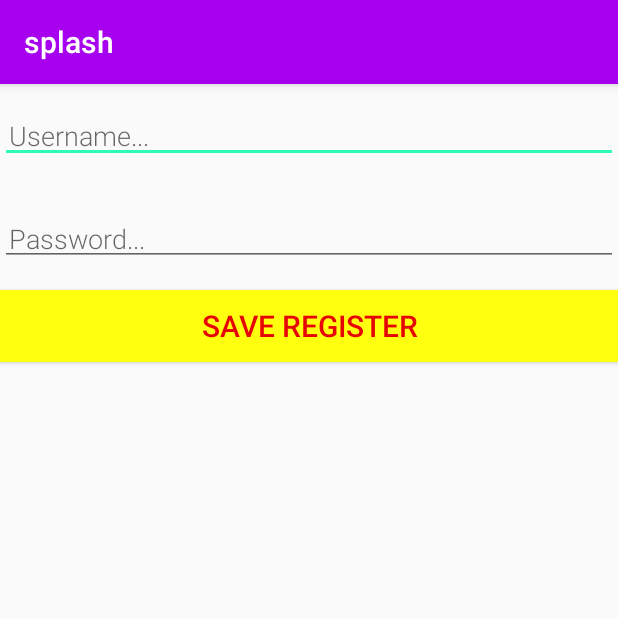
After one commit to egrao/splash_menu, an Android app: the register screen opened directly, with no data from a screen before it, on a phone screen of 412 x 824 dp, the top half of it. The commit adds this screen. Run offline under Robolectric (Android 15) with nearby library versions, the phone set to English and light mode, and no system bars.

Commit message:
bbdd, login and register empezados

```diff
--- a/app/build.gradle
+++ b/app/build.gradle
@@ -25,6 +25,9 @@ android {
         sourceCompatibility JavaVersion.VERSION_1_8
         targetCompatibility JavaVersion.VERSION_1_8
     }
+    buildFeatures {
+        viewBinding true
+    }
 }
 
 dependencies {
@@ -33,6 +36,9 @@ dependencies {
     implementation 'pl.droidsonroids.gif:android-gif-drawable:1.2.24'
     implementation 'com.google.android.material:material:1.4.0'
     implementation 'androidx.constraintlayout:constraintlayout:2.1.2'
+    implementation 'androidx.annotation:annotation:1.2.0'
+    implementation 'androidx.lifecycle:lifecycle-livedata-ktx:2.3.1'
+    implementation 'androidx.lifecycle:lifecycle-viewmodel-ktx:2.3.1'
     testImplementation 'junit:junit:4.+'
     androidTestImplementation 'androidx.test.ext:junit:1.1.3'
     androidTestImplementation 'androidx.test.espresso:espresso-core:3.4.0'
--- a/app/src/main/java/com/example/splash/Splash.java
+++ b/app/src/main/java/com/example/splash/Splash.java
@@ -51,7 +51,8 @@ public class Splash extends AppCompatActivity {
 
             @Override
             public void onAnimationEnd(Animation animation) {
-                startActivity(new Intent(Splash.this,Menu.class));
+//                startActivity(new Intent(Splash.this,Menu.class));
+                startActivity(new Intent(Splash.this,login.class));
                 Splash.this.finish();
             }
 
--- /dev/null
+++ b/app/src/main/java/com/example/splash/register.java
@@ -0,0 +1,67 @@
+package com.example.splash;
+
+import android.content.Intent;
+import android.os.Bundle;
+import android.view.View;
+import android.widget.EditText;
+
+import androidx.appcompat.app.AppCompatActivity;
+
+public class register extends AppCompatActivity {
+
+    private static final String TAG = register.class.getSimpleName();
+
+//    private static final int NO_ID = -99;
+//    private static final String NO_WORD = "";
+
+    private EditText mEditWordView;
+    private EditText mEditUserView;
+    private EditText mEditPassView;
+
+    // Unique tag for the intent reply.
+    public static final String EXTRA_REPLY1 = "com.example.splash.REPLY1";
+    public static final String EXTRA_REPLY2 = "com.example.splash.REPLY2";
+
+//    int mId = MainActivity.WORD_ADD;
+//
+    @Override
+    public void onCreate(Bundle savedInstanceState) {
+        super.onCreate(savedInstanceState);
+        setContentView(R.layout.activity_register);
+
+        mEditUserView = (EditText) findViewById(R.id.edit_username);
+        mEditPassView = (EditText) findViewById(R.id.edit_pass);
+//        mEditWordView = (EditText) findViewById(R.id.edit_word);
+
+
+        // Get data sent from calling activity.
+//        Bundle extras = getIntent().getExtras();
+
+        // If we are passed content, fill it in for the user to edit.
+//        if (extras != null) {
+//            int id = extras.getInt(WordListAdapter.EXTRA_ID, NO_ID);
+//            String word = extras.getString(WordListAdapter.EXTRA_WORD, NO_WORD);
+//            if (id != NO_ID && word != NO_WORD) {
+//                mId = id;
+//                mEditWordView.setText(word);
+//            }
+//        } // Otherwise, start with empty fields.
+    }
+
+    /* *
+     * Click handler for the Save button.
+     *  Creates a new intent for the reply, adds the reply message to it as an extra,
+     *  sets the intent result, and closes the activity.
+     */
+    public void returnReply(View view) {
+        String user = ((EditText) findViewById(R.id.edit_username)).getText().toString();
+        String pass = ((EditText) findViewById(R.id.edit_pass)).getText().toString();
+
+        Intent replyIntent = new Intent();
+        replyIntent.putExtra(EXTRA_REPLY1, user);
+        replyIntent.putExtra(EXTRA_REPLY2, pass);
+//        replyIntent.putExtra(WordListAdapter.EXTRA_ID, mId);
+        setResult(RESULT_OK, replyIntent);
+        finish();
+    }
+}
--- /dev/null
+++ b/app/src/main/res/layout/activity_register.xml
@@ -0,0 +1,43 @@
+<?xml version="1.0" encoding="utf-8"?>
+<LinearLayout xmlns:android="http://schemas.android.com/apk/res/android"
+    android:orientation="vertical" android:layout_width="match_parent"
+    android:layout_height="match_parent">
+
+    <EditText
+        android:id="@+id/edit_username"
+        android:layout_width="match_parent"
+        android:layout_height="wrap_content"
+        android:fontFamily="sans-serif-light"
+        android:hint="Username..."
+        android:inputType="textAutoComplete"
+        android:padding="6dp"
+        android:layout_marginBottom="16dp"
+        android:layout_marginTop="16dp"
+        android:textSize="18sp" />
+
+    <EditText
+        android:id="@+id/edit_pass"
+        android:layout_width="match_parent"
+        android:layout_height="wrap_content"
+        android:fontFamily="sans-serif-light"
+        android:hint="Password..."
+        android:inputType="textAutoComplete"
+        android:padding="6dp"
+        android:layout_marginBottom="16dp"
+        android:layout_marginTop="16dp"
+        android:textSize="18sp" />
+
+    <Button
+        android:id="@+id/button_save"
+        android:layout_width="match_parent"
+        android:layout_height="wrap_content"
+        android:background="@color/logo_color"
+        android:onClick="returnReply"
+        android:text="SAVE Register"
+        android:textSize="20dp"
+        android:textColor="@color/red"
+        android:shadowColor="@color/black"
+        android:shadowDy="3"
+        android:shadowDx="3" />
+
+</LinearLayout>
--- /dev/null
+++ b/app/src/main/res/values-land/dimens.xml
@@ -0,0 +1,3 @@
+<resources>
+ <dimen name="activity_horizontal_margin">48dp</dimen>
+</resources>
--- /dev/null
+++ b/app/src/main/res/values-w1240dp/dimens.xml
@@ -0,0 +1,3 @@
+<resources>
+ <dimen name="activity_horizontal_margin">200dp</dimen>
+</resources>
--- /dev/null
+++ b/app/src/main/res/values-w600dp/dimens.xml
@@ -0,0 +1,3 @@
+<resources>
+ <dimen name="activity_horizontal_margin">48dp</dimen>
+</resources>
--- a/app/src/main/res/values/dimens.xml
+++ b/app/src/main/res/values/dimens.xml
@@ -6,4 +6,7 @@
     <dimen name="square">90dp</dimen>
     <dimen name="numeroSize">30dp</dimen>
     <dimen name="cell">45dp</dimen>
+    <!-- Default screen margins, per the Android Design guidelines. -->
+    <dimen name="activity_horizontal_margin">16dp</dimen>
+    <dimen name="activity_vertical_margin">16dp</dimen>
 </resources>
```
Also changed, not shown: app/src/main/AndroidManifest.xml (+7 -1 lines), app/src/main/java/com/example/splash/MyOpenHelper.java (added, +262 -0 lines), app/src/main/java/com/example/splash/login.java (added, +75 -0 lines), app/src/main/res/layout/activity_login.xml (added, +41 -0 lines), app/src/main/res/values/strings.xml (+9 -0 lines).
